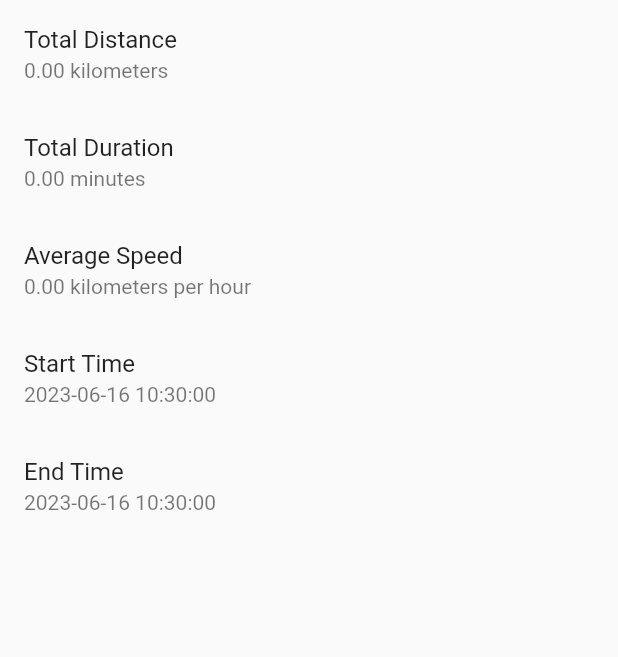
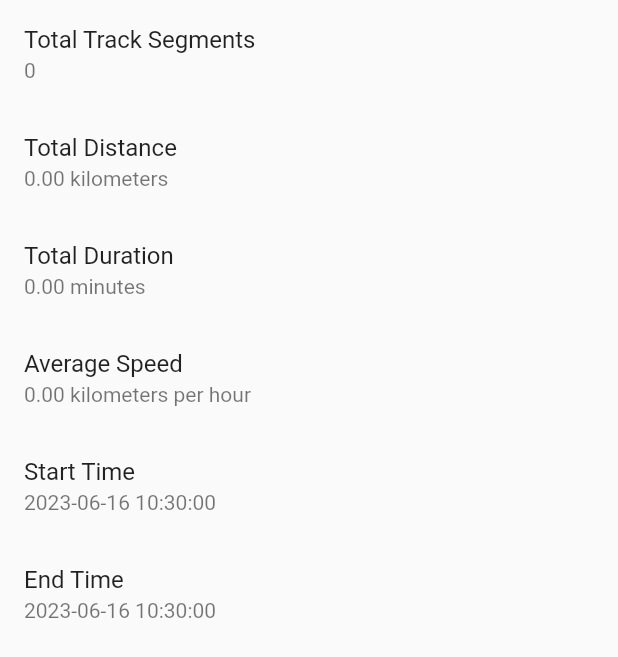
Before and after one commit to TravelTracker0711/TravelTracker-old, a Flutter app: the StatsList widget shown alone on an empty page, opened directly with empty values, on a phone screen of 412 x 824 dp. Shown: the top 657 px of the screen. Run offline on Flutter 3.47's test engine with Material 2 defaults, Android fonts, the phone set to English and light mode, and no system bars; our stand-ins replace file_picker, flutter_map, geolocator, get_it, go_router, latlong2 and 5 more; missing offline and left inert: external_path, flutter_map_animations, flutter_map_location_marker, flutter_map_marker_cluster, gpx, photo_manager.

Commit message:
fix: namePlaceholder with only number will override old track, use random string instead

```diff
--- a/lib/features/stats_view/stats_list.dart
+++ b/lib/features/stats_view/stats_list.dart
@@ -14,6 +14,10 @@ class StatsList extends StatelessWidget {
     return Column(
       mainAxisSize: MainAxisSize.min,
       children: <Widget>[
+        ListTile(
+          title: const Text('Total Track Segments'),
+          subtitle: Text('${travelTrack.trksegExts.length}'),
+        ),
         ListTile(
           title: const Text('Total Distance'),
           subtitle: Text(
--- a/lib/features/travel_track/data_model/travel_config.dart
+++ b/lib/features/travel_track/data_model/travel_config.dart
@@ -1,8 +1,9 @@
+import 'package:travel_tracker/utils/random.dart';
+
 class TravelConfig {
   late String name;
   String? description;
   final List<String> tags = [];
-  Map<String, int> namePlaceholderCounterMap = {};
 
   TravelConfig({
     String? namePlaceholder,
@@ -13,16 +14,9 @@ class TravelConfig {
     if (name != null) {
       this.name = name;
     } else if (namePlaceholder != null) {
-      if (namePlaceholderCounterMap.containsKey(namePlaceholder)) {
-        namePlaceholderCounterMap[namePlaceholder] =
-            namePlaceholderCounterMap[namePlaceholder]! + 1;
-      } else {
-        namePlaceholderCounterMap[namePlaceholder] = 1;
-      }
-      this.name =
-          '$namePlaceholder ${namePlaceholderCounterMap[namePlaceholder]}';
+      this.name = '$namePlaceholder ${getRandomString(4).toUpperCase()}';
     } else {
-      this.name = 'Unnamed Travel Data';
+      this.name = 'Unnamed Travel Data ${getRandomString(4).toUpperCase()}';
     }
     if (tags != null) {
       this.tags.addAll(tags);
--- /dev/null
+++ b/lib/utils/random.dart
@@ -0,0 +1,7 @@
+import 'dart:math';
+
+const _chars = 'AaBbCcDdEeFfGgHhIiJjKkLlMmNnOoPpQqRrSsTtUuVvWwXxYyZz1234567890';
+Random _rnd = Random();
+
+String getRandomString(int length) => String.fromCharCodes(Iterable.generate(
+    length, (_) => _chars.codeUnitAt(_rnd.nextInt(_chars.length))));
```
